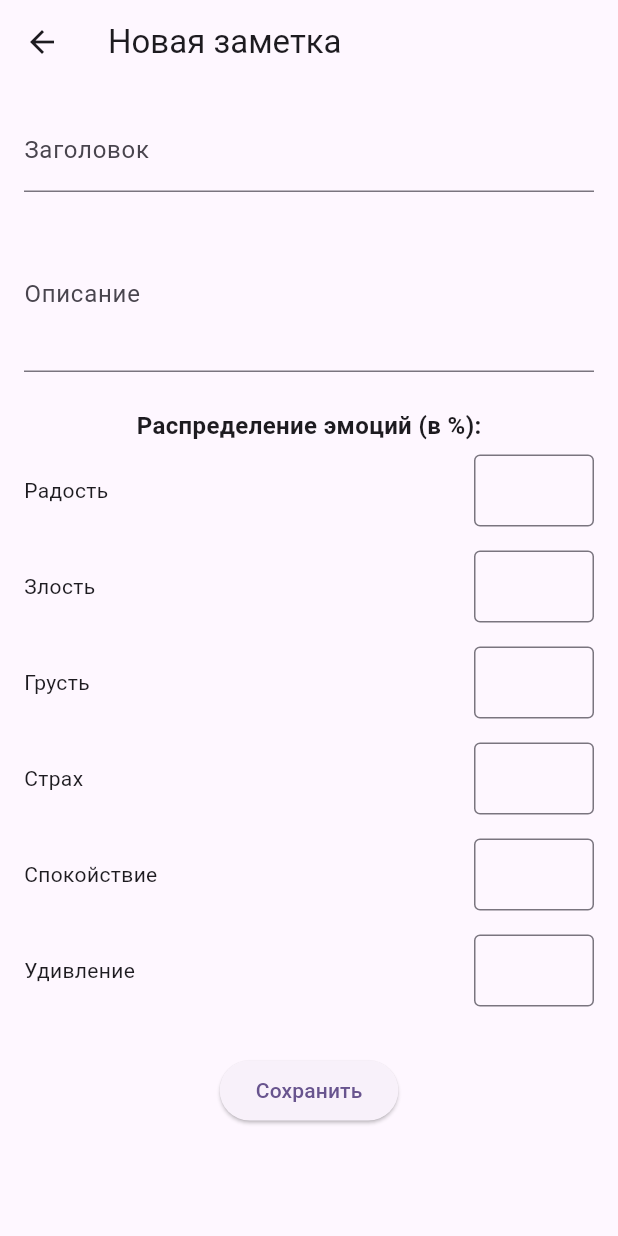
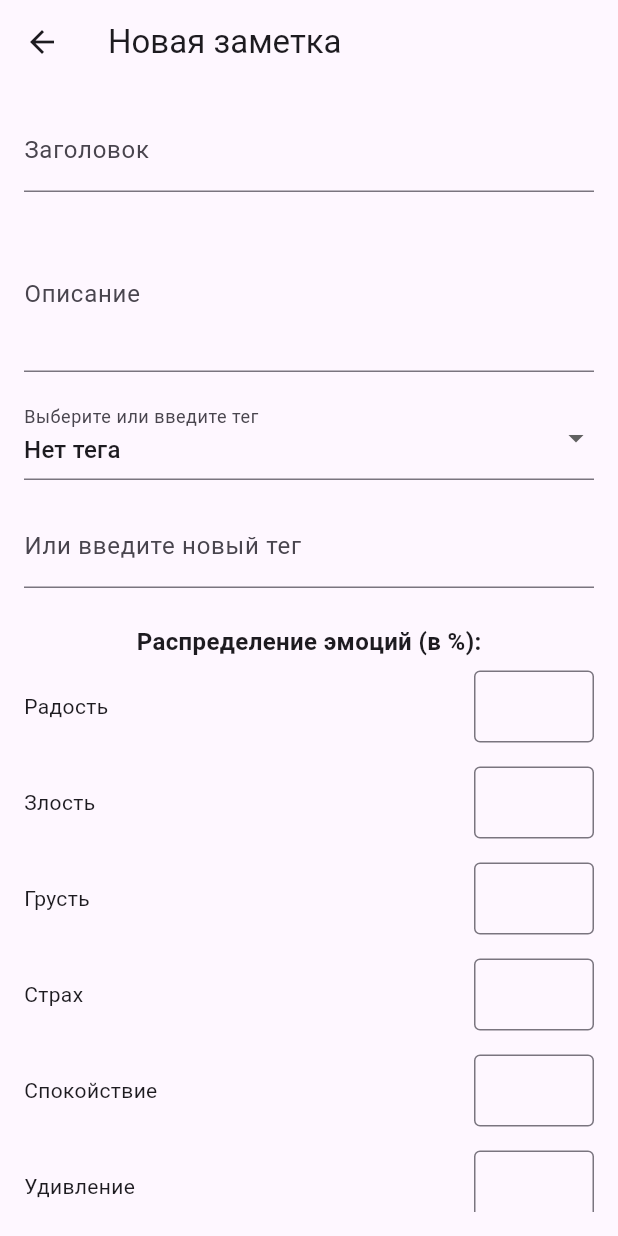
Before and after one commit to ruslanflutterdev/emotional_notes, a Flutter app: the screen it shows after launch, after a tap on the "add" icon, on a phone screen of 412 x 824 dp. Run offline on Flutter 3.47's test engine with Material 3 defaults, Android fonts, the phone set to English and light mode, and no system bars; our stand-ins replace drift, drift_flutter, fl_chart, flutter_riverpod; accounts and stored records are empty; generated files the repository leaves out were written again.

Commit message:
добавил поле для тега обновил модель, добавил поле тег обновил методы getAllTags, createNote, updateNote добавил логику для сохранения тега и получения списка доступных тегов из репозитория добавил метод фильтрации для заметок по тегу добавил Chip для отображения и фильтрации тегов добавил отображение тега под заголовком заметки добавил поле для выбора или ввода тега

```diff
--- a/lib/core/dependensies/note_with_emotions.dart
+++ b/lib/core/dependensies/note_with_emotions.dart
@@ -3,6 +3,11 @@ import '../database/database.dart';
 class NoteWithEmotions {
   final Note note;
   final List<Emotion> emotions;
+  final String? tag;
 
-  NoteWithEmotions({required this.note, required this.emotions});
+  NoteWithEmotions({required this.note, required this.emotions, this.tag});
+
+  factory NoteWithEmotions.fromNote(Note note) {
+    return NoteWithEmotions(note: note, emotions: [], tag: note.tag);
+  }
 }
--- a/lib/feature/emotion_notes/database/notes_table.dart
+++ b/lib/feature/emotion_notes/database/notes_table.dart
@@ -5,4 +5,5 @@ class Notes extends Table {
   TextColumn get title => text().withLength(min: 1, max: 100)();
   TextColumn get description => text().nullable()();
   DateTimeColumn get createdAt => dateTime().withDefault(currentDateAndTime)();
+  TextColumn get tag => text().nullable()();
 }
--- a/lib/feature/emotion_notes/models/repositories/notes_repository.dart
+++ b/lib/feature/emotion_notes/models/repositories/notes_repository.dart
@@ -7,27 +7,34 @@ class NotesRepository {
 
   NotesRepository(this._database);
 
-  Future<List<NoteWithEmotions>> getAllNotes() async {
-    final notes = await _database.select(_database.notes).join([
-      innerJoin(
-        _database.emotions,
-        _database.emotions.noteId.equalsExp(_database.notes.id),
-      ),
-    ]).get();
-
-    final Map<int, NoteWithEmotions> noteMap = {};
-
-    for (final row in notes) {
-      final note = row.readTable(_database.notes);
-      final emotion = row.readTable(_database.emotions);
-
-      if (!noteMap.containsKey(note.id)) {
-        noteMap[note.id] = NoteWithEmotions(note: note, emotions: []);
-      }
-      noteMap[note.id]!.emotions.add(emotion);
+  Future<List<NoteWithEmotions>> getAllNotes({String? tag}) async {
+    final query = _database.select(_database.notes);
+    if (tag != null) {
+      query.where((t) => t.tag.equals(tag));
     }
 
-    return noteMap.values.toList();
+    final notes = await query.get();
+    final noteWithEmotionsList = await Future.wait(
+      notes.map((note) async {
+        final emotions = await (_database.select(
+          _database.emotions,
+        )..where((t) => t.noteId.equals(note.id))).get();
+        return NoteWithEmotions(note: note, emotions: emotions, tag: note.tag);
+      }),
+    );
+
+    return noteWithEmotionsList;
+  }
+
+  Future<List<String>> getAllTags() async {
+    final tags = await _database.select(_database.notes).get();
+    final uniqueTags = tags
+        .map((note) => note.tag)
+        .where((tag) => tag != null)
+        .cast<String>()
+        .toSet()
+        .toList();
+    return uniqueTags;
   }
 
   Future<void> createNote(
--- a/lib/feature/emotion_notes/view/screens/note_create_edit_screen.dart
+++ b/lib/feature/emotion_notes/view/screens/note_create_edit_screen.dart
@@ -19,6 +19,10 @@ class _NoteCreateEditScreenState extends ConsumerState<NoteCreateEditScreen> {
   late final TextEditingController _titleController;
   late final TextEditingController _descriptionController;
   final _emotionControllers = <String, TextEditingController>{};
+  String? _selectedTag;
+  final _tagController = TextEditingController();
+  List<String> _availableTags = [];
+  bool _isLoadingTags = true;
 
   @override
   void initState() {
@@ -29,10 +33,11 @@ class _NoteCreateEditScreenState extends ConsumerState<NoteCreateEditScreen> {
     _descriptionController = TextEditingController(
       text: widget.note?.note.description ?? '',
     );
+    _selectedTag = widget.note?.note.tag;
+    _loadTags();
 
     for (var emotionName in emotions) {
       int percentage = 0;
-
       if (widget.note != null) {
         final match = widget.note!.emotions.where(
           (e) => e.emotionName == emotionName,
@@ -41,10 +46,25 @@ class _NoteCreateEditScreenState extends ConsumerState<NoteCreateEditScreen> {
           percentage = match.first.percentage;
         }
       }
-
       _emotionControllers[emotionName] = TextEditingController(
         text: percentage > 0 ? percentage.toString() : '',
       );
+    }
+  }
+
+  Future<void> _loadTags() async {
+    final tags = await ref
+        .read(noteCreateEditViewModelProvider(widget.note).notifier)
+        .getAvailableTags();
+    if (mounted) {
+      setState(() {
+        _availableTags = tags;
+        if (_selectedTag != null && !_availableTags.contains(_selectedTag)) {
+          // Если текущего тега нет в списке, добавляем его, чтобы не было ошибки
+          _availableTags.add(_selectedTag!);
+        }
+        _isLoadingTags = false;
+      });
     }
   }
 
@@ -53,12 +73,12 @@ class _NoteCreateEditScreenState extends ConsumerState<NoteCreateEditScreen> {
     _titleController.dispose();
     _descriptionController.dispose();
     _emotionControllers.forEach((key, controller) => controller.dispose());
+    _tagController.dispose();
     super.dispose();
   }
 
   @override
   Widget build(BuildContext context) {
-    // ref.listen здесь, чтобы он был привязан к жизненному циклу виджета
     ref.listen<AsyncValue<void>>(noteCreateEditViewModelProvider(widget.note), (
       previous,
       next,
@@ -69,7 +89,7 @@ class _NoteCreateEditScreenState extends ConsumerState<NoteCreateEditScreen> {
             ref.invalidate(notesListViewModelProvider);
             Navigator.of(context).pop();
             ScaffoldMessenger.of(context).showSnackBar(
-              const SnackBar(content: Text('Заметка успешно сохранена!')),
+              SnackBar(content: Text('Заметка успешно сохранена!')),
             );
           }
         },
@@ -92,28 +112,66 @@ class _NoteCreateEditScreenState extends ConsumerState<NoteCreateEditScreen> {
         ),
       ),
       body: Padding(
-        padding: const EdgeInsets.all(16.0),
+        padding: EdgeInsets.all(16.0),
         child: SingleChildScrollView(
           child: Column(
             children: [
               TextField(
                 controller: _titleController,
-                decoration: const InputDecoration(labelText: 'Заголовок'),
+                decoration: InputDecoration(labelText: 'Заголовок'),
               ),
-              const SizedBox(height: 16),
+              SizedBox(height: 16),
               TextField(
                 controller: _descriptionController,
-                decoration: const InputDecoration(labelText: 'Описание'),
+                decoration: InputDecoration(labelText: 'Описание'),
                 maxLines: 3,
               ),
-              const SizedBox(height: 24),
-              const Text(
+              SizedBox(height: 16),
+              if (_isLoadingTags)
+                CircularProgressIndicator()
+              else
+                DropdownButtonFormField<String>(
+                  value: _selectedTag,
+                  decoration: InputDecoration(
+                    labelText: 'Выберите или введите тег',
+                  ),
+                  items: [
+                    DropdownMenuItem<String>(
+                      value: null,
+                      child: Text('Нет тега'),
+                    ),
+                    ..._availableTags.map((tag) {
+                      return DropdownMenuItem<String>(
+                        value: tag,
+                        child: Text(tag),
+                      );
+                    }),
+                  ],
+                  onChanged: (String? newValue) {
+                    setState(() {
+                      _selectedTag = newValue;
+                      _tagController.text = newValue ?? '';
+                    });
+                  },
+                ),
+              SizedBox(height: 16),
+              TextField(
+                controller: _tagController,
+                decoration: InputDecoration(labelText: 'Или введите новый тег'),
+                onChanged: (value) {
+                  setState(() {
+                    _selectedTag = null;
+                  });
+                },
+              ),
+              SizedBox(height: 24),
+              Text(
                 'Распределение эмоций (в %):',
                 style: TextStyle(fontSize: 16, fontWeight: FontWeight.bold),
               ),
               ...emotions.map((emotion) {
                 return Padding(
-                  padding: const EdgeInsets.symmetric(vertical: 8.0),
+                  padding: EdgeInsets.symmetric(vertical: 8.0),
                   child: Row(
                     children: [
                       Expanded(child: Text(emotion)),
@@ -122,7 +180,7 @@ class _NoteCreateEditScreenState extends ConsumerState<NoteCreateEditScreen> {
                         child: TextField(
                           controller: _emotionControllers[emotion],
                           keyboardType: TextInputType.number,
-                          decoration: const InputDecoration(
+                          decoration: InputDecoration(
                             border: OutlineInputBorder(),
                             contentPadding: EdgeInsets.symmetric(
                               horizontal: 10,
@@ -135,9 +193,9 @@ class _NoteCreateEditScreenState extends ConsumerState<NoteCreateEditScreen> {
                   ),
                 );
               }),
-              const SizedBox(height: 24),
+              SizedBox(height: 24),
               if (isLoading)
-                const CircularProgressIndicator()
+                CircularProgressIndicator()
               else
                 ElevatedButton(
                   onPressed: isLoading
@@ -150,6 +208,13 @@ class _NoteCreateEditScreenState extends ConsumerState<NoteCreateEditScreen> {
                               emotionsMap[key] = value;
                             }
                           });
+                          String? finalTag = _selectedTag;
+                          if (finalTag == null || finalTag.isEmpty) {
+                            final newTagText = _tagController.text.trim();
+                            if (newTagText.isNotEmpty) {
+                              finalTag = newTagText;
+                            }
+                          }
                           ref
                               .read(
                                 noteCreateEditViewModelProvider(
@@ -160,6 +225,7 @@ class _NoteCreateEditScreenState extends ConsumerState<NoteCreateEditScreen> {
                                 title: _titleController.text,
                                 description: _descriptionController.text,
                                 emotions: emotionsMap,
+                                tag: finalTag,
                               );
                         },
                   child: Text(widget.note == null ? 'Сохранить' : 'Обновить'),
--- a/lib/feature/emotion_notes/view/screens/notes_list_screen.dart
+++ b/lib/feature/emotion_notes/view/screens/notes_list_screen.dart
@@ -2,6 +2,7 @@ import 'package:emotional_notes/feature/emotion_notes/view/screens/statistics_sc
 import 'package:flutter/material.dart';
 import 'package:flutter_riverpod/flutter_riverpod.dart';
 import '../../viewmodel/providers/notes_list_view_model_provider.dart';
+import '../../viewmodel/providers/selected_tag_provider.dart';
 import '../widgets/note_list_item.dart';
 import 'note_create_edit_screen.dart';
 
@@ -11,6 +12,8 @@ class NotesListScreen extends ConsumerWidget {
   @override
   Widget build(BuildContext context, WidgetRef ref) {
     final notesState = ref.watch(notesListViewModelProvider);
+    final selectedTag = ref.watch(selectedTagProvider);
+    final notesListViewModel = ref.read(notesListViewModelProvider.notifier);
 
     return Scaffold(
       appBar: AppBar(
@@ -20,16 +23,54 @@ class NotesListScreen extends ConsumerWidget {
             icon: Icon(Icons.bar_chart),
             onPressed: () {
               Navigator.of(context).push(
-                MaterialPageRoute(builder: (context) =>  StatisticsScreen()),
+                MaterialPageRoute(builder: (context) => StatisticsScreen()),
               );
             },
           ),
         ],
       ),
-      body: notesState.when(
+      body: Column(
+        children: [
+          FutureBuilder<List<String>>(
+            future: notesListViewModel.getAllTags(),
+            builder: (context, snapshot) {
+              if (!snapshot.hasData) {
+                return SizedBox.shrink();
+              }
+              final tags = ['Все', ...snapshot.data!];
+              return SingleChildScrollView(
+                scrollDirection: Axis.horizontal,
+                padding: EdgeInsets.symmetric(horizontal: 8.0, vertical: 4.0),
+                child: Row(
+                  children: tags.map((tag) {
+                    final isSelected =
+                        selectedTag == tag ||
+                        (selectedTag == null && tag == 'Все');
+                    return Padding(
+                      padding: EdgeInsets.symmetric(horizontal: 4.0),
+                      child: ActionChip(
+                        label: Text(tag),
+                        backgroundColor: isSelected
+                            ? Colors.deepPurple.shade200
+                            : null,
+                        onPressed: () {
+                          ref.read(selectedTagProvider.notifier).state =
+                              tag == 'Все' ? null : tag;
+                        },
+                      ),
+                    );
+                  }).toList(),
+                ),
+              );
+            },
+          ),
+          Expanded(
+            child: notesState.when(
               data: (notes) {
                 if (notes.isEmpty) {
-            return Center(child: Text('Пока нет заметок. Создайте первую!'));
+                  return Center(
+                    child: Text('Пока нет заметок. Создайте первую!'),
+                  );
                 }
                 return ListView.builder(
                   itemCount: notes.length,
@@ -42,11 +83,14 @@ class NotesListScreen extends ConsumerWidget {
               loading: () => Center(child: CircularProgressIndicator()),
               error: (err, st) => Center(child: Text('Ошибка: $err')),
             ),
+          ),
+        ],
+      ),
       floatingActionButton: FloatingActionButton(
         onPressed: () {
-          Navigator.of(
-            context,
-          ).push(MaterialPageRoute(builder: (context) => NoteCreateEditScreen()));
+          Navigator.of(context).push(
+            MaterialPageRoute(builder: (context) => NoteCreateEditScreen()),
+          );
         },
         child: Icon(Icons.add),
       ),
--- a/lib/feature/emotion_notes/view/screens/statistics_screen.dart
+++ b/lib/feature/emotion_notes/view/screens/statistics_screen.dart
@@ -50,6 +50,4 @@ class StatisticsScreen extends ConsumerWidget {
       ),
     );
   }
-
-
 }
--- a/lib/feature/emotion_notes/viewmodel/notifier/note_create_edit_view_model.dart
+++ b/lib/feature/emotion_notes/viewmodel/notifier/note_create_edit_view_model.dart
@@ -11,10 +11,15 @@ class NoteCreateEditViewModel extends StateNotifier<AsyncValue<void>> {
   NoteCreateEditViewModel(this._repository, this._initialNote)
     : super(const AsyncValue.data(null));
 
+  Future<List<String>> getAvailableTags() async {
+    return _repository.getAllTags();
+  }
+
   Future<void> saveNote({
     required String title,
     required String description,
     required Map<String, int> emotions,
+    required String? tag,
   }) async {
     final totalPercentage = emotions.values.fold(
       0,
@@ -24,7 +29,7 @@ class NoteCreateEditViewModel extends StateNotifier<AsyncValue<void>> {
       throw Exception('Сумма процентов должна быть равна 100');
     }
 
-    state = const AsyncValue.loading();
+    state = AsyncValue.loading();
     try {
       final emotionsCompanion = emotions.entries
           .map(
@@ -40,12 +45,14 @@ class NoteCreateEditViewModel extends StateNotifier<AsyncValue<void>> {
           id: Value(_initialNote.note.id),
           title: Value(title),
           description: Value(description),
+          tag: Value(tag),
         );
         await _repository.updateNote(noteCompanion, emotionsCompanion);
       } else {
         final noteCompanion = NotesCompanion(
           title: Value(title),
           description: Value(description),
+          tag: Value(tag),
         );
         await _repository.createNote(noteCompanion, emotionsCompanion);
       }
--- a/lib/feature/emotion_notes/viewmodel/notifier/notes_list_view_model.dart
+++ b/lib/feature/emotion_notes/viewmodel/notifier/notes_list_view_model.dart
@@ -1,17 +1,24 @@
 import 'package:flutter_riverpod/flutter_riverpod.dart';
 import '../../../../core/dependensies/note_with_emotions.dart';
 import '../../models/repositories/notes_repository.dart';
+import '../providers/selected_tag_provider.dart';
 
-class NotesListViewModel extends StateNotifier<AsyncValue<List<NoteWithEmotions>>> {
+class NotesListViewModel
+    extends StateNotifier<AsyncValue<List<NoteWithEmotions>>> {
   final NotesRepository _repository;
+  final Ref _ref;
 
-  NotesListViewModel(this._repository) : super(const AsyncValue.loading()) {
+  NotesListViewModel(this._repository, this._ref)
+    : super(const AsyncValue.loading()) {
+    _ref.listen(selectedTagProvider, (_, next) {
+      _loadNotes(tag: next);
+    });
     _loadNotes();
   }
 
-  Future<void> _loadNotes() async {
+  Future<void> _loadNotes({String? tag}) async {
     try {
-      final notes = await _repository.getAllNotes();
+      final notes = await _repository.getAllNotes(tag: tag);
       state = AsyncValue.data(notes);
     } catch (e, st) {
       state = AsyncValue.error(e, st);
@@ -21,9 +28,13 @@ class NotesListViewModel extends StateNotifier<AsyncValue<List<NoteWithEmotions>
   Future<void> deleteNote(int id) async {
     try {
       await _repository.deleteNote(id);
-      _loadNotes();
+      _loadNotes(tag: _ref.read(selectedTagProvider));
     } catch (e) {
       throw Exception('Не удалось удалить заметку');
     }
   }
+
+  Future<List<String>> getAllTags() async {
+    return _repository.getAllTags();
+  }
 }
--- a/lib/feature/emotion_notes/viewmodel/providers/notes_list_view_model_provider.dart
+++ b/lib/feature/emotion_notes/viewmodel/providers/notes_list_view_model_provider.dart
@@ -3,7 +3,11 @@ import '../../../../core/dependensies/note_with_emotions.dart';
 import '../notifier/notes_list_view_model.dart';
 import 'notes_repository_provider.dart';
 
-final notesListViewModelProvider = StateNotifierProvider<NotesListViewModel, AsyncValue<List<NoteWithEmotions>>>((ref) {
-  final repository = ref.watch(notesRepositoryProvider);
-  return NotesListViewModel(repository);
-});
+final notesListViewModelProvider =
+    StateNotifierProvider<
+      NotesListViewModel,
+      AsyncValue<List<NoteWithEmotions>>
+    >((ref) {
+      final repository = ref.watch(notesRepositoryProvider);
+      return NotesListViewModel(repository, ref);
+    });
--- /dev/null
+++ b/lib/feature/emotion_notes/viewmodel/providers/selected_tag_provider.dart
@@ -0,0 +1,3 @@
+import 'package:flutter_riverpod/flutter_riverpod.dart';
+
+final selectedTagProvider = StateProvider<String?>((ref) => null);
--- a/lib/feature/emotion_notes/viewmodel/state/notes_create_state.dart
+++ /dev/null
@@ -1,6 +0,0 @@
-
-sealed class NotesCreateState {}
-final class TodoInitialState extends NotesCreateState {}
-final class TodoLoadedlState extends NotesCreateState {}
-final class TodoExceptionState extends NotesCreateState {}
-final class TodoLoadingState extends NotesCreateState {}
```
Also changed, not shown: lib/core/database/database.dart (+13 -1 lines), lib/feature/emotion_notes/view/widgets/note_list_item.dart (+14 -4 lines), lib/core/constants/app_constants.dart (line endings or trailing spaces), lib/core/database/database.g.dart, lib/core/utils/emotion_colors.dart (line endings or trailing spaces). Lines whose indentation alone changed are shown as unchanged.
